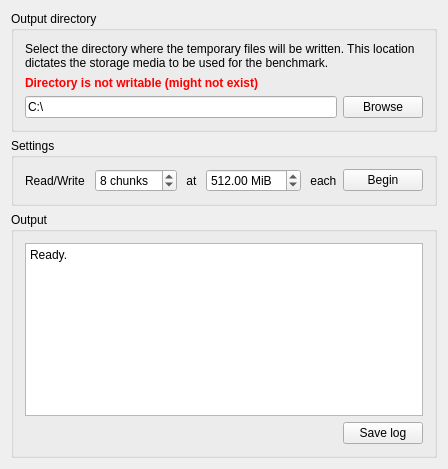
rzs840707/hddbench, file mainwindow.ui: the form before one commit.
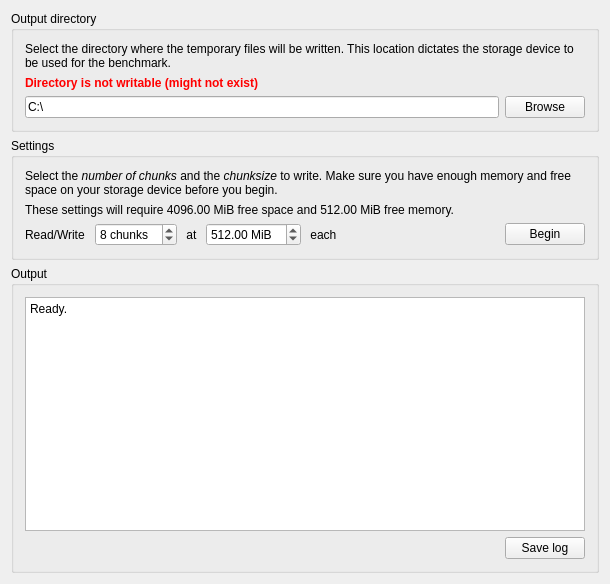
The form after the commit.

Diff of the .ui file:
```diff
--- a/mainwindow.ui
+++ b/mainwindow.ui
@@ -6,8 +6,8 @@
    <rect>
     <x>0</x>
     <y>0</y>
-    <width>406</width>
-    <height>469</height>
+    <width>610</width>
+    <height>584</height>
    </rect>
   </property>
   <property name="windowTitle">
@@ -24,7 +24,7 @@
        <item>
         <widget class="QLabel" name="label_4">
          <property name="text">
-          <string>Select the directory where the temporary files will be written. This location dictates the storage media to be used for the benchmark.</string>
+          <string>&lt;html&gt;&lt;head/&gt;&lt;body&gt;&lt;p&gt;Select the directory where the temporary files will be written. This location dictates the storage device to be used for the benchmark.&lt;/p&gt;&lt;/body&gt;&lt;/html&gt;</string>
          </property>
          <property name="scaledContents">
           <bool>false</bool>
@@ -73,20 +73,29 @@
       <property name="title">
        <string>Settings</string>
       </property>
-      <layout class="QHBoxLayout" name="horizontalLayout">
+      <layout class="QVBoxLayout" name="verticalLayout">
        <item>
-        <spacer name="horizontalSpacer">
-         <property name="orientation">
-          <enum>Qt::Horizontal</enum>
+        <widget class="QLabel" name="label_5">
+         <property name="text">
+          <string>&lt;html&gt;&lt;head/&gt;&lt;body&gt;&lt;p&gt;Select the &lt;span style=&quot; font-style:italic;&quot;&gt;number of chunks&lt;/span&gt; and the &lt;span style=&quot; font-style:italic;&quot;&gt;chunksize&lt;/span&gt; to write. Make sure you have enough memory and free space on your storage device before you begin.&lt;/p&gt;&lt;/body&gt;&lt;/html&gt;</string>
          </property>
-         <property name="sizeHint" stdset="0">
-          <size>
-           <width>40</width>
-           <height>20</height>
-          </size>
+         <property name="wordWrap">
+          <bool>true</bool>
          </property>
-        </spacer>
+        </widget>
        </item>
+       <item>
+        <widget class="QLabel" name="noticeReq">
+         <property name="text">
+          <string>&lt;html&gt;&lt;head/&gt;&lt;body&gt;&lt;p&gt;These settings will require 4096.00 MiB free space and 512.00 MiB free memory.&lt;/p&gt;&lt;/body&gt;&lt;/html&gt;</string>
+         </property>
+         <property name="wordWrap">
+          <bool>true</bool>
+         </property>
+        </widget>
+       </item>
+       <item>
+        <layout class="QHBoxLayout" name="horizontalLayout_2">
        <item>
         <widget class="QLabel" name="label">
          <property name="text">
@@ -99,6 +108,12 @@
          <property name="suffix">
           <string> chunks</string>
          </property>
+           <property name="minimum">
+            <number>1</number>
+           </property>
+           <property name="maximum">
+            <number>32</number>
+           </property>
          <property name="value">
           <number>8</number>
          </property>
@@ -117,7 +132,7 @@
           <string> MiB</string>
          </property>
          <property name="minimum">
-          <double>1.000000000000000</double>
+            <double>128.000000000000000</double>
          </property>
          <property name="maximum">
           <double>4096.000000000000000</double>
@@ -137,6 +152,19 @@
          </property>
         </widget>
        </item>
+         <item>
+          <spacer name="horizontalSpacer">
+           <property name="orientation">
+            <enum>Qt::Horizontal</enum>
+           </property>
+           <property name="sizeHint" stdset="0">
+            <size>
+             <width>40</width>
+             <height>20</height>
+            </size>
+           </property>
+          </spacer>
+         </item>
        <item>
         <widget class="QPushButton" name="inputWrite">
          <property name="enabled">
@@ -146,6 +174,8 @@
           <string>Begin</string>
          </property>
         </widget>
+         </item>
+        </layout>
        </item>
       </layout>
      </widget>
```
Left out of the diff: 4 changed lines with no effect on the pictures. Lines whose indentation alone changed are shown as unchanged.
